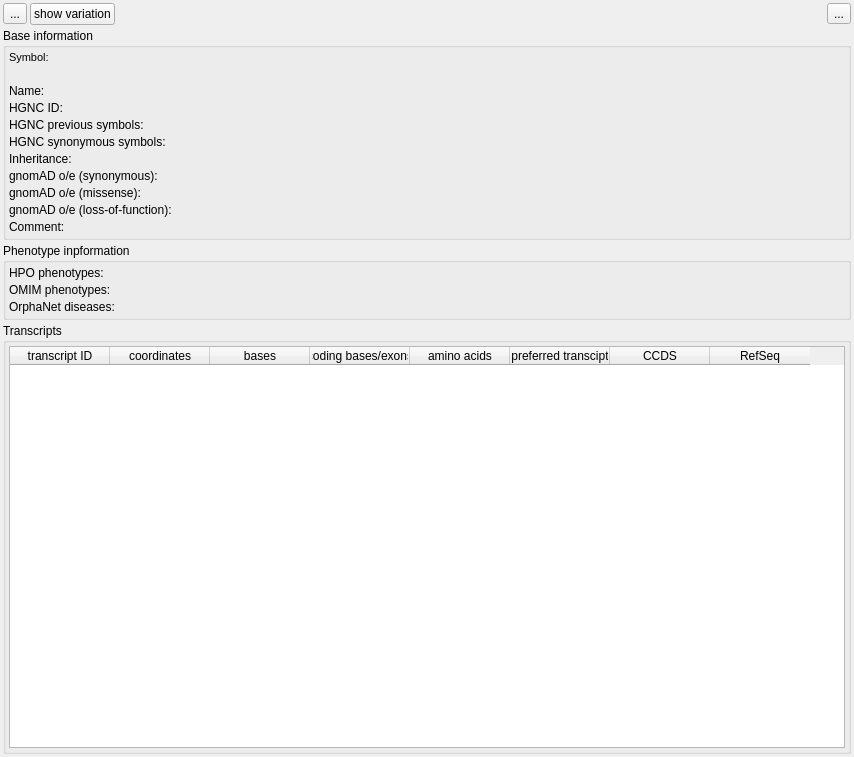
Above: src/GSvar/GeneWidget.ui from imgag/ngs-bits before the change. Below: the same form after it.
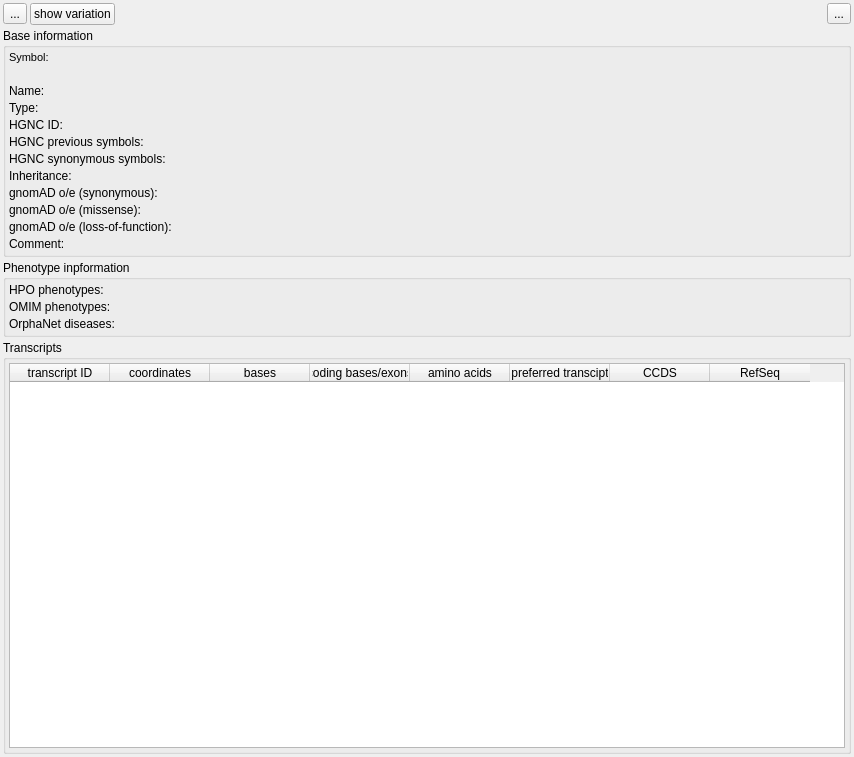
That is the form after the change. Icons and pictures are not drawn.

Commit message: SomaticXmlReportGenerator: Fixed HGNC identifiers. Refactoring of NGSD::geneInfo().

Diff of the .ui file:
```diff
--- a/src/GSvar/GeneWidget.ui
+++ b/src/GSvar/GeneWidget.ui
@@ -228,7 +228,7 @@
         </property>
        </widget>
       </item>
-      <item row="4" column="0">
+      <item row="5" column="0">
        <widget class="QLabel" name="label_3">
         <property name="text">
          <string>HGNC previous symbols:</string>
@@ -238,7 +238,7 @@
         </property>
        </widget>
       </item>
-      <item row="4" column="1">
+      <item row="5" column="1">
        <widget class="QLabel" name="hgnc_previous">
         <property name="sizePolicy">
          <sizepolicy hsizetype="Expanding" vsizetype="Preferred">
@@ -257,7 +257,7 @@
         </property>
        </widget>
       </item>
-      <item row="5" column="0">
+      <item row="6" column="0">
        <widget class="QLabel" name="label_6">
         <property name="text">
          <string>HGNC synonymous symbols:</string>
@@ -267,7 +267,7 @@
         </property>
        </widget>
       </item>
-      <item row="5" column="1">
+      <item row="6" column="1">
        <widget class="QLabel" name="hgnc_synonymous">
         <property name="sizePolicy">
          <sizepolicy hsizetype="Expanding" vsizetype="Preferred">
@@ -286,7 +286,7 @@
         </property>
        </widget>
       </item>
-      <item row="6" column="0">
+      <item row="7" column="0">
        <widget class="QLabel" name="label_4">
         <property name="text">
          <string>Inheritance:</string>
@@ -296,7 +296,7 @@
         </property>
        </widget>
       </item>
-      <item row="6" column="1">
+      <item row="7" column="1">
        <widget class="QLabel" name="inheritance">
         <property name="sizePolicy">
          <sizepolicy hsizetype="Expanding" vsizetype="Preferred">
@@ -312,7 +312,7 @@
         </property>
        </widget>
       </item>
-      <item row="7" column="0">
+      <item row="8" column="0">
        <widget class="QLabel" name="label_7">
         <property name="text">
          <string>gnomAD o/e (synonymous):</string>
@@ -322,7 +322,7 @@
         </property>
        </widget>
       </item>
-      <item row="7" column="1">
+      <item row="8" column="1">
        <widget class="QLabel" name="oe_syn">
         <property name="sizePolicy">
          <sizepolicy hsizetype="Expanding" vsizetype="Preferred">
@@ -338,7 +338,7 @@
         </property>
        </widget>
       </item>
-      <item row="8" column="0">
+      <item row="9" column="0">
        <widget class="QLabel" name="label_9">
         <property name="text">
          <string>gnomAD o/e (missense):</string>
@@ -348,7 +348,7 @@
         </property>
        </widget>
       </item>
-      <item row="8" column="1">
+      <item row="9" column="1">
        <widget class="QLabel" name="oe_mis">
         <property name="sizePolicy">
          <sizepolicy hsizetype="Expanding" vsizetype="Preferred">
@@ -364,7 +364,7 @@
         </property>
        </widget>
       </item>
-      <item row="9" column="0">
+      <item row="10" column="0">
        <widget class="QLabel" name="label_10">
         <property name="text">
          <string>gnomAD o/e (loss-of-function):</string>
@@ -374,7 +374,7 @@
         </property>
        </widget>
       </item>
-      <item row="9" column="1">
+      <item row="10" column="1">
        <widget class="QLabel" name="oe_lof">
         <property name="sizePolicy">
          <sizepolicy hsizetype="Expanding" vsizetype="Preferred">
@@ -390,7 +390,7 @@
         </property>
        </widget>
       </item>
-      <item row="10" column="0">
+      <item row="11" column="0">
        <widget class="QLabel" name="label_5">
         <property name="text">
          <string>Comment:</string>
@@ -400,7 +400,7 @@
         </property>
        </widget>
       </item>
-      <item row="10" column="1">
+      <item row="11" column="1">
        <widget class="QLabel" name="comments">
         <property name="sizePolicy">
          <sizepolicy hsizetype="Expanding" vsizetype="Preferred">
@@ -419,14 +419,14 @@
         </property>
        </widget>
       </item>
-      <item row="3" column="0">
+      <item row="4" column="0">
        <widget class="QLabel" name="label_13">
         <property name="text">
          <string>HGNC ID:</string>
         </property>
        </widget>
       </item>
-      <item row="3" column="1">
+      <item row="4" column="1">
        <widget class="QLabel" name="hgnc_id">
         <property name="text">
          <string/>
@@ -439,6 +439,23 @@
         </property>
        </widget>
       </item>
+      <item row="3" column="0">
+       <widget class="QLabel" name="label_14">
+        <property name="toolTip">
+         <string>&lt;html&gt;&lt;head/&gt;&lt;body&gt;&lt;p&gt;HGNC locus group.&lt;/p&gt;&lt;/body&gt;&lt;/html&gt;</string>
+        </property>
+        <property name="text">
+         <string>Type:</string>
+        </property>
+       </widget>
+      </item>
+      <item row="3" column="1">
+       <widget class="QLabel" name="type">
+        <property name="text">
+         <string/>
+        </property>
+       </widget>
+      </item>
      </layout>
     </widget>
    </item>
```
The commit also changes 12 other files.
